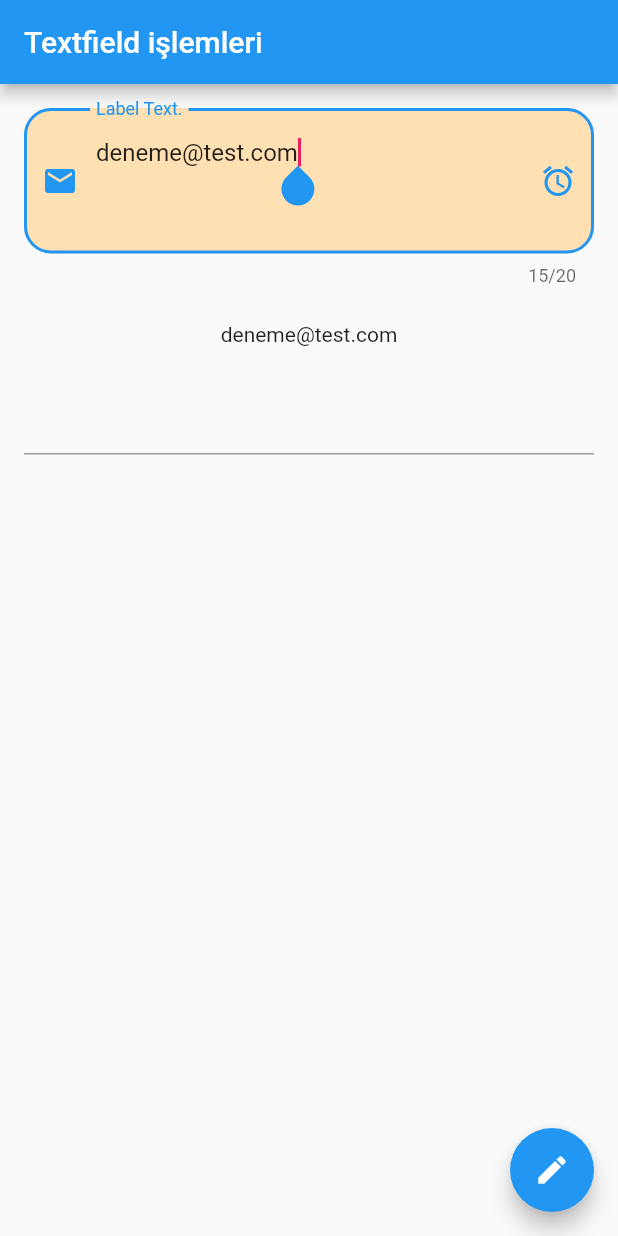
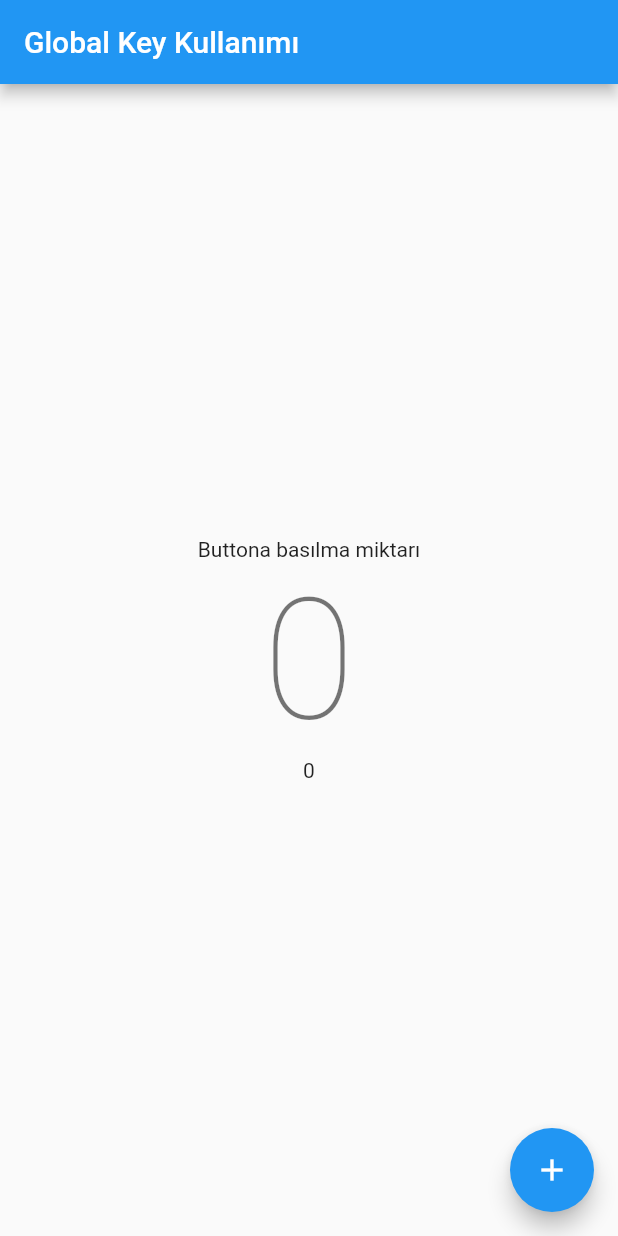
Before and after one commit to salihavci/text_field_islemleri, a Flutter app: the screen it shows after launch, on a phone screen of 412 x 824 dp. Run offline on Flutter 3.47's test engine with Material 2 defaults, Android fonts, the light colour scheme and no system bars; our stand-ins replace email_validator.

Commit message:
Global Key Kullanımı

```diff
--- /dev/null
+++ b/lib/global_key_kullanimi.dart
@@ -0,0 +1,40 @@
+import 'package:flutter/material.dart';
+import 'package:text_field_islemleri/sayac_state.dart';
+
+class GlobalKeyKullanimi extends StatelessWidget {
+  GlobalKeyKullanimi({Key? key}) : super(key: key);
+  //Harici dosyalarda private değişken olmaması gerekmektedir. Public olarak görebilir dış metodları.
+  final sayacWidgetKey = GlobalKey<SayacWidgetState>();
+  @override
+  Widget build(BuildContext context) {
+    return Scaffold(
+      appBar: AppBar(
+        title: Text('Global Key Kullanımı'),
+      ),
+      body: Center(
+        child: Column(
+          mainAxisAlignment: MainAxisAlignment.center,
+          children: [
+            Text(
+              'Buttona basılma miktarı',
+            ),
+            SayacWidget(
+              key: sayacWidgetKey,
+            ),
+            Text(
+              sayacWidgetKey.currentState?.sayac.toString() ?? '0',
+            ), //Değer açılırken okunamadığı için eğer null ise "0" ata dedik
+          ],
+        ),
+      ),
+      floatingActionButton: FloatingActionButton(
+        onPressed: () {
+          sayacWidgetKey.currentState!.arttir();
+        },
+        child: Icon(
+          Icons.add,
+        ),
+      ),
+    );
+  }
+}
--- a/lib/main.dart
+++ b/lib/main.dart
@@ -1,4 +1,6 @@
 import 'package:flutter/material.dart';
+import 'package:text_field_islemleri/global_key_kullanimi.dart';
+import 'package:text_field_islemleri/text_form_field_kullanimi.dart';
 
 void main() {
   runApp(const MyApp());
@@ -19,9 +21,7 @@ class _MyAppState extends State<MyApp> {
       theme: ThemeData(
         primarySwatch: Colors.blue,
       ),
-      home: TextFieldIslemleri(
-        title: 'Textfield işlemleri',
-      ),
+      home: GlobalKeyKullanimi(),
     );
   }
 }
--- /dev/null
+++ b/lib/sayac_state.dart
@@ -0,0 +1,25 @@
+import 'package:flutter/material.dart';
+
+class SayacWidget extends StatefulWidget {
+  const SayacWidget({Key? key}) : super(key: key);
+
+  @override
+  State<SayacWidget> createState() => SayacWidgetState();
+}
+
+class SayacWidgetState extends State<SayacWidget> {
+  int sayac = 0;
+  void arttir() {
+    setState(() {
+      sayac++;
+    });
+  }
+
+  @override
+  Widget build(BuildContext context) {
+    return Text(
+      sayac.toString(),
+      style: Theme.of(context).textTheme.headline1,
+    );
+  }
+}
--- a/pubspec.yaml
+++ b/pubspec.yaml
@@ -18,7 +18,7 @@ publish_to: 'none' # Remove this line if you wish to publish to pub.dev
 version: 1.0.0+1
 
 environment:
-  sdk: ">=2.16.1 <3.0.0"
+  sdk: ">=2.15.0 <3.0.0"
 
 # Dependencies specify other packages that your package needs in order to work.
 # To automatically upgrade your package dependencies to the latest versions
@@ -34,6 +34,7 @@ dependencies:
   # The following adds the Cupertino Icons font to your application.
   # Use with the CupertinoIcons class for iOS style icons.
   cupertino_icons: ^1.0.2
+  email_validator: ^2.0.1
 
 dev_dependencies:
   flutter_test:
```
Also changed, not shown: lib/text_form_field_kullanimi.dart (added, +135 -0 lines), pubspec.lock.
